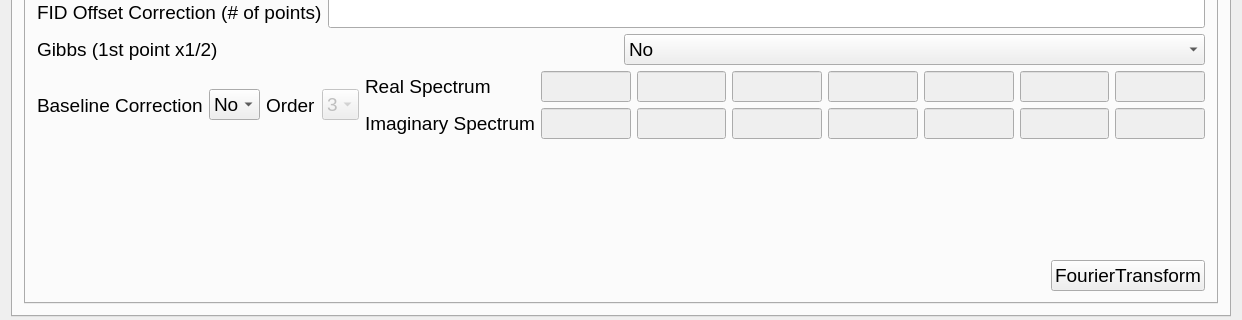
The window that metabolabpy/ui/metabolabpy_mainwindow.ui (ludwigc/metabolabpy) describes before a commit, drawn with Qt 5; both pictures show x 0 to 1242 and y 373 to 693 of the 1242 by 804 pixel window.
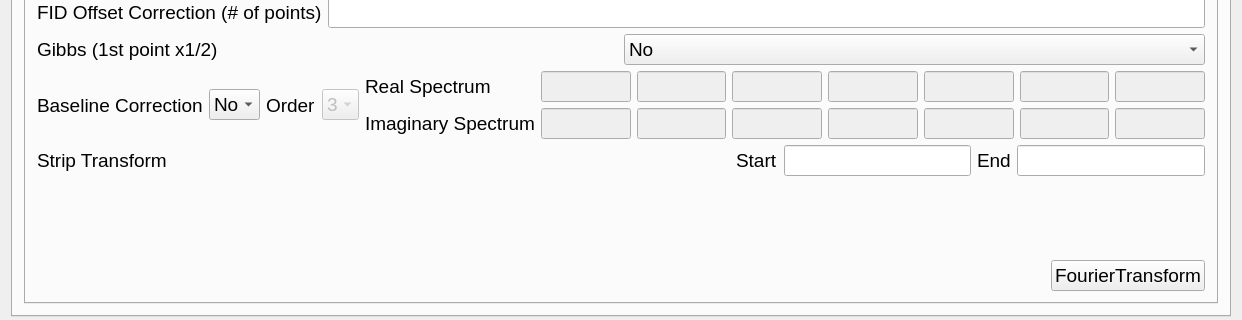
The same window after the commit. The open tabs and pages were chosen to show the change. Custom widgets are drawn as their Qt base class.

Commit message: added strip transform to 2D FT processing

Diff of the .ui file:
```diff
--- a/metabolabpy/ui/metabolabpy_mainwindow.ui
+++ b/metabolabpy/ui/metabolabpy_mainwindow.ui
@@ -2024,43 +2024,6 @@
             <string>Dim1</string>
            </attribute>
            <layout class="QGridLayout" name="gridLayout_6">
-            <item row="2" column="0">
-             <spacer name="verticalSpacer">
-              <property name="orientation">
-               <enum>Qt::Vertical</enum>
-              </property>
-              <property name="sizeHint" stdset="0">
-               <size>
-                <width>20</width>
-                <height>40</height>
-               </size>
-              </property>
-             </spacer>
-            </item>
-            <item row="3" column="0">
-             <layout class="QHBoxLayout" name="horizontalLayout_12">
-              <item>
-               <spacer name="horizontalSpacer_10">
-                <property name="orientation">
-                 <enum>Qt::Horizontal</enum>
-                </property>
-                <property name="sizeHint" stdset="0">
-                 <size>
-                  <width>40</width>
-                  <height>20</height>
-                 </size>
-                </property>
-               </spacer>
-              </item>
-              <item>
-               <widget class="QPushButton" name="fourierTransformButton">
-                <property name="text">
-                 <string>FourierTransform</string>
-                </property>
-               </widget>
-              </item>
-             </layout>
-            </item>
             <item row="0" column="0">
              <layout class="QGridLayout" name="gridLayout_8">
               <item row="0" column="0">
@@ -2723,6 +2686,121 @@
               </item>
              </layout>
             </item>
+            <item row="2" column="0">
+             <layout class="QHBoxLayout" name="horizontalLayout_52">
+              <item>
+               <widget class="QLabel" name="label_58">
+                <property name="text">
+                 <string>Strip Transform</string>
+                </property>
+               </widget>
+              </item>
+              <item>
+               <spacer name="horizontalSpacer_37">
+                <property name="orientation">
+                 <enum>Qt::Horizontal</enum>
+                </property>
+                <property name="sizeHint" stdset="0">
+                 <size>
+                  <width>40</width>
+                  <height>20</height>
+                 </size>
+                </property>
+               </spacer>
+              </item>
+              <item>
+               <spacer name="horizontalSpacer_38">
+                <property name="orientation">
+                 <enum>Qt::Horizontal</enum>
+                </property>
+                <property name="sizeHint" stdset="0">
+                 <size>
+                  <width>40</width>
+                  <height>20</height>
+                 </size>
+                </property>
+               </spacer>
+              </item>
+              <item>
+               <spacer name="horizontalSpacer_39">
+                <property name="orientation">
+                 <enum>Qt::Horizontal</enum>
+                </property>
+                <property name="sizeHint" stdset="0">
+                 <size>
+                  <width>40</width>
+                  <height>20</height>
+                 </size>
+                </property>
+               </spacer>
+              </item>
+              <item>
+               <widget class="QLabel" name="label_65">
+                <property name="text">
+                 <string>Start</string>
+                </property>
+               </widget>
+              </item>
+              <item>
+               <widget class="QLineEdit" name="stripTransformStart">
+                <property name="alignment">
+                 <set>Qt::AlignRight|Qt::AlignTrailing|Qt::AlignVCenter</set>
+                </property>
+               </widget>
+              </item>
+              <item>
+               <widget class="QLabel" name="label_71">
+                <property name="text">
+                 <string>End</string>
+                </property>
+               </widget>
+              </item>
+              <item>
+               <widget class="QLineEdit" name="stripTransformEnd">
+                <property name="alignment">
+                 <set>Qt::AlignRight|Qt::AlignTrailing|Qt::AlignVCenter</set>
+                </property>
+               </widget>
+              </item>
+             </layout>
+            </item>
+            <item row="3" column="0">
+             <spacer name="verticalSpacer">
+              <property name="orientation">
+               <enum>Qt::Vertical</enum>
+              </property>
+              <property name="sizeHint" stdset="0">
+               <size>
+                <width>20</width>
+                <height>40</height>
+               </size>
+              </property>
+             </spacer>
+            </item>
+            <item row="4" column="0">
+             <layout class="QHBoxLayout" name="horizontalLayout_12">
+              <item>
+               <spacer name="horizontalSpacer_10">
+                <property name="orientation">
+                 <enum>Qt::Horizontal</enum>
+                </property>
+                <property name="sizeHint" stdset="0">
+                 <size>
+                  <width>40</width>
+                  <height>20</height>
+                 </size>
+                </property>
+               </spacer>
+              </item>
+              <item>
+               <widget class="QPushButton" name="fourierTransformButton">
+                <property name="text">
+                 <string>FourierTransform</string>
+                </property>
+               </widget>
+              </item>
+             </layout>
+            </item>
            </layout>
           </widget>
           <widget class="QWidget" name="dim2tab">
```
Left out of the diff: 30 changed lines with no effect on the pictures. The commit also changes 4 other files.
